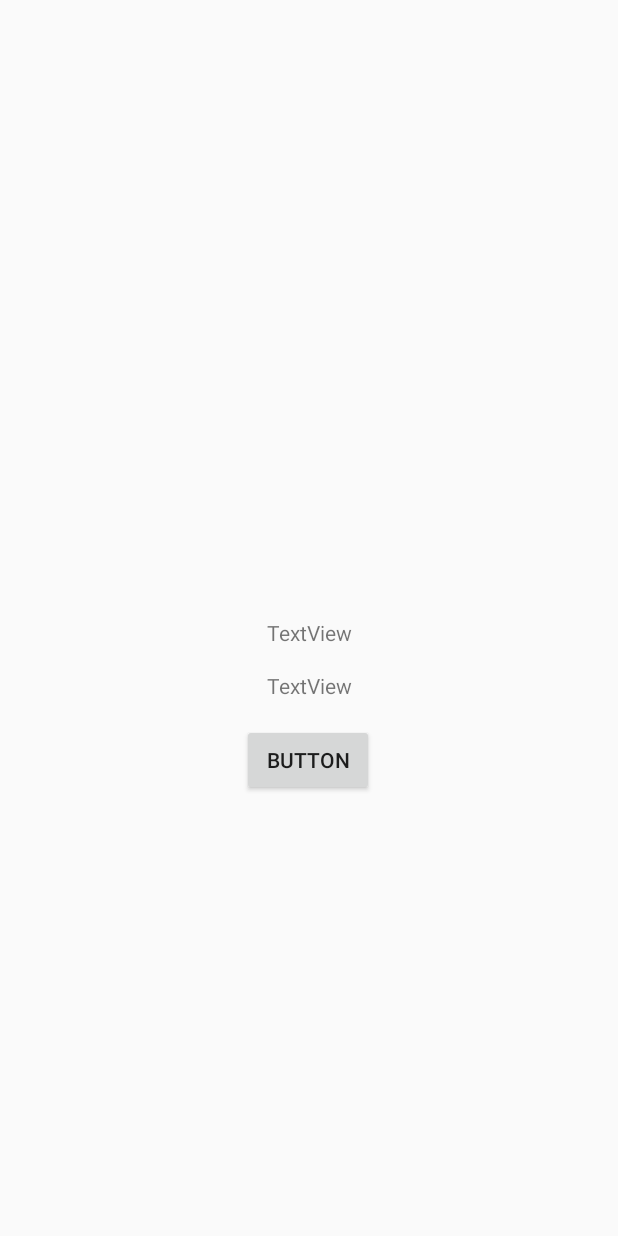
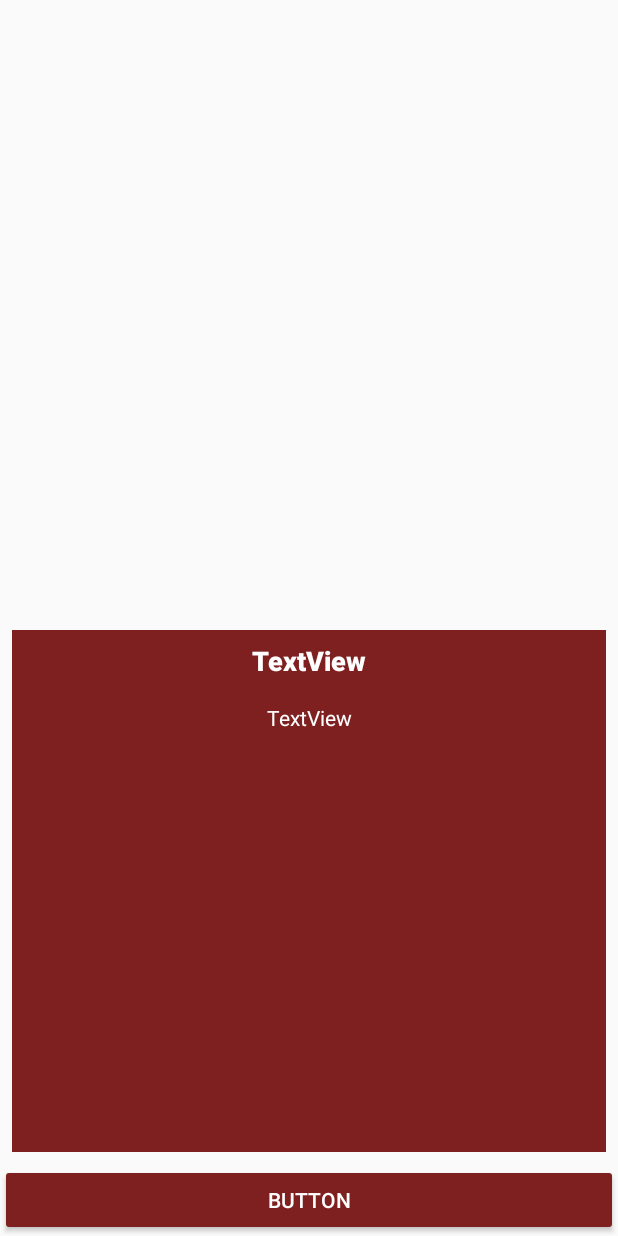
Before and after one commit to LucasDotEXE/Proftaak_1.4, an Android app: the DetailedAtractieActivity screen opened directly, with no data from a screen before it, on a phone screen of 412 x 824 dp. Run offline under Robolectric (Android 15) with nearby library versions, the phone set to English and light mode, and no system bars; 4 statements that could not run were skipped.

Commit message:
Added some pezzaz
Animations & detailed attraction screen

```diff
--- a/Esstelleague/app/src/main/java/com/example/esstelleague/Animation.java
+++ b/Esstelleague/app/src/main/java/com/example/esstelleague/Animation.java
@@ -11,4 +11,8 @@ public class Animation {
     public static android.view.animation.Animation getFeedbackAnimation(Context appContext) {
         return AnimationUtils.loadAnimation(appContext, R.anim.btn_feedback);
     }
+
+    public static android.view.animation.Animation getFadeOut(Context app) {
+        return AnimationUtils.loadAnimation(app, R.anim.fade_out);
+    }
 }
--- a/Esstelleague/app/src/main/java/com/example/esstelleague/AttractionAdapter.java
+++ b/Esstelleague/app/src/main/java/com/example/esstelleague/AttractionAdapter.java
@@ -58,6 +58,8 @@ public class AttractionAdapter extends RecyclerView.Adapter<AttractionAdapter.At
             mImageView = itemView.findViewById(R.id.rv_item);
 
             itemView.setOnClickListener(view -> {
+                itemView.startAnimation(Animation.getFadeOut(mContext));
+                itemView.postOnAnimationDelayed(() -> {
                     Intent intent = new Intent(
                             view.getContext(),
                             DetailedAtractieActivity.class);
@@ -67,8 +69,10 @@ public class AttractionAdapter extends RecyclerView.Adapter<AttractionAdapter.At
                     Attraction gwb = mDataset.get(AttractieViewHolder.super.getAdapterPosition());
                     intent.putExtra("GWB_OBJECT", gwb);
 
+
                     // Start de nieuwe activity
                     view.getContext().startActivity(intent);
+                }, 1000);
             });
         }
     }
--- a/Esstelleague/app/src/main/java/com/example/esstelleague/DetailedAtractieActivity.java
+++ b/Esstelleague/app/src/main/java/com/example/esstelleague/DetailedAtractieActivity.java
@@ -25,7 +25,7 @@ public class DetailedAtractieActivity extends AppCompatActivity {
 
         Button play = findViewById(R.id.atractie_play);
 
-        play.setText("Play at: \n" + gwb.getmName());
+        play.setText("Play at: " + gwb.getmName());
         play.setOnClickListener(new View.OnClickListener() {
             @Override
             public void onClick(View v) {
--- a/Esstelleague/app/src/main/res/layout/activity_detailed_atractie.xml
+++ b/Esstelleague/app/src/main/res/layout/activity_detailed_atractie.xml
@@ -10,48 +10,67 @@
         android:id="@+id/atractie_banner"
         android:layout_width="0dp"
         android:layout_height="0dp"
-        android:layout_marginStart="8dp"
-        android:layout_marginEnd="8dp"
         android:layout_marginBottom="8dp"
-        android:scaleType="fitCenter"
+        android:scaleType="centerCrop"
         app:layout_constraintBottom_toTopOf="@+id/guideline"
         app:layout_constraintEnd_toEndOf="parent"
         app:layout_constraintStart_toStartOf="parent"
         app:layout_constraintTop_toTopOf="parent"
         app:srcCompat="@android:color/holo_blue_bright" />
 
+    <ImageView
+        android:id="@+id/imageView"
+        android:layout_width="0dp"
+        android:layout_height="0dp"
+        android:layout_marginStart="8dp"
+        android:layout_marginTop="8dp"
+        android:layout_marginEnd="8dp"
+        android:layout_marginBottom="8dp"
+        app:layout_constraintBottom_toTopOf="@+id/atractie_play"
+        app:layout_constraintEnd_toEndOf="parent"
+        app:layout_constraintStart_toStartOf="parent"
+        app:layout_constraintTop_toTopOf="@+id/guideline"
+        app:srcCompat="@color/EsstelingRed" />
+
     <TextView
         android:id="@+id/atractie_naam"
         android:layout_width="wrap_content"
         android:layout_height="wrap_content"
-        android:layout_marginStart="8dp"
+        android:layout_marginStart="16dp"
         android:layout_marginTop="8dp"
-        android:layout_marginEnd="8dp"
+        android:layout_marginEnd="16dp"
+        android:fontFamily="sans-serif-black"
         android:text="TextView"
+        android:textColor="@android:color/background_light"
+        android:textSize="18sp"
         app:layout_constraintEnd_toEndOf="parent"
         app:layout_constraintStart_toStartOf="parent"
-        app:layout_constraintTop_toBottomOf="@+id/atractie_banner" />
+        app:layout_constraintTop_toTopOf="@+id/imageView" />
 
     <TextView
         android:id="@+id/atractie_detail"
         android:layout_width="wrap_content"
         android:layout_height="wrap_content"
+        android:layout_marginStart="16dp"
         android:layout_marginTop="16dp"
+        android:layout_marginEnd="16dp"
         android:text="TextView"
+        android:textColor="@android:color/background_light"
         app:layout_constraintEnd_toEndOf="parent"
         app:layout_constraintStart_toStartOf="parent"
         app:layout_constraintTop_toBottomOf="@+id/atractie_naam" />
 
     <Button
         android:id="@+id/atractie_play"
-        android:layout_width="wrap_content"
+        android:layout_width="0dp"
         android:layout_height="wrap_content"
-        android:layout_marginTop="16dp"
+        android:backgroundTint="@color/EsstelingRed"
         android:text="Button"
+        android:textColor="@android:color/background_light"
+        app:layout_constraintBottom_toBottomOf="parent"
         app:layout_constraintEnd_toEndOf="parent"
         app:layout_constraintHorizontal_bias="0.498"
-        app:layout_constraintStart_toStartOf="parent"
-        app:layout_constraintTop_toBottomOf="@+id/atractie_detail" />
+        app:layout_constraintStart_toStartOf="parent" />
 
     <android.support.constraint.Guideline
         android:id="@+id/guideline"
@@ -59,4 +78,5 @@
         android:layout_height="wrap_content"
         android:orientation="horizontal"
         app:layout_constraintGuide_percent="0.5" />
+
 </android.support.constraint.ConstraintLayout>
```
Also changed, not shown: Esstelleague/app/src/main/java/com/example/esstelleague/ControlActivity.java (+36 -4 lines), Esstelleague/app/src/main/res/anim/fade_out.xml (added, +14 -0 lines). Lines whose indentation alone changed are shown as unchanged.
